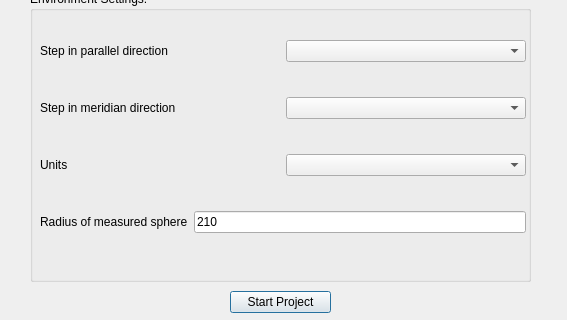
Above: setup-project-dialog-window.ui from wszechmogacy/photometric-curves before the change; both pictures show x 0 to 567 and y 279 to 599 of the 567 by 599 pixel window. Below: the same form after it.
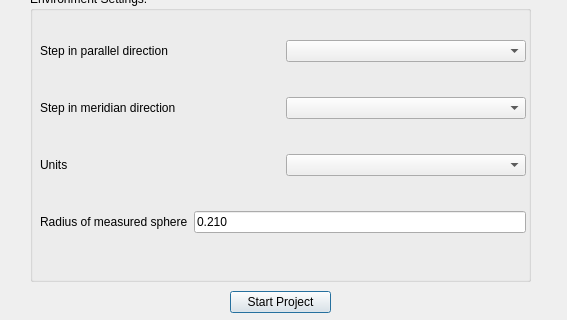
That is the form after the change.

Diff of the .ui file:
```diff
--- a/setup-project-dialog-window.ui
+++ b/setup-project-dialog-window.ui
@@ -211,7 +211,7 @@
        <item>
         <widget class="QLineEdit" name="radiusField">
          <property name="text">
-          <string>210</string>
+          <string>0.210</string>
          </property>
         </widget>
        </item>
```
Left out of the diff: 2 changed lines with no effect on the pictures.
